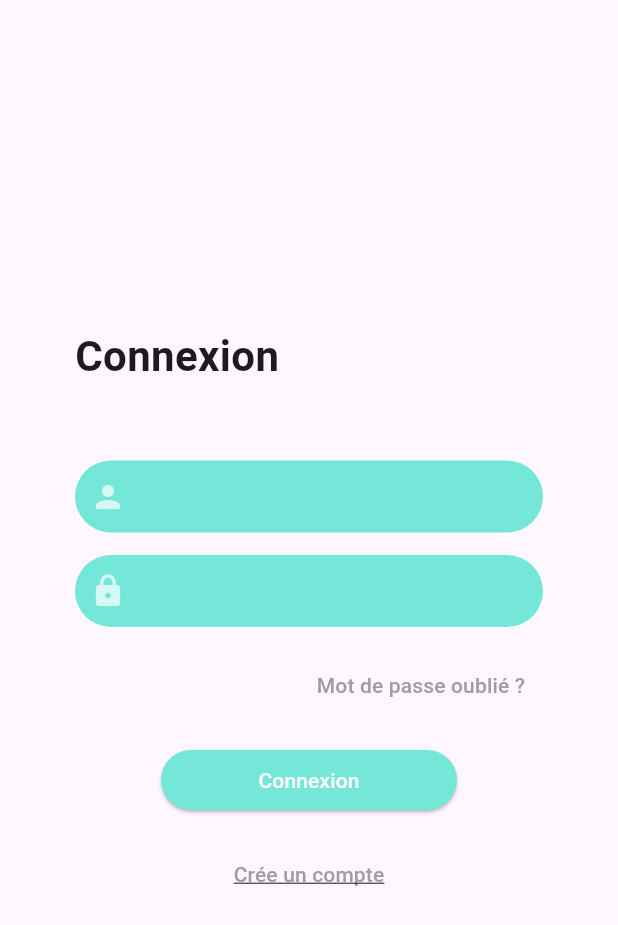
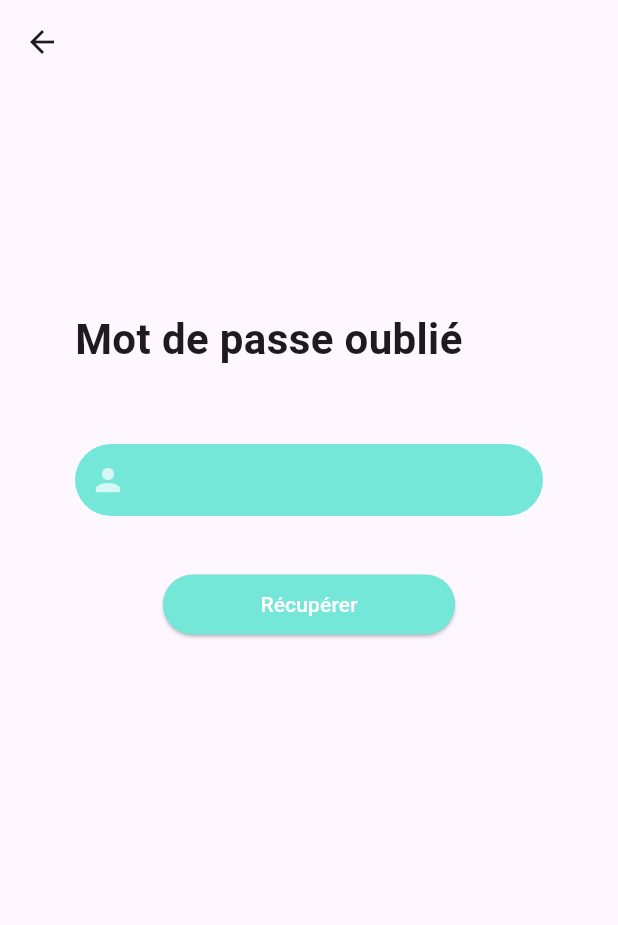
Before and after one commit to Dlmsoso/DoctoCare, a Flutter app: the screen it shows after launch, after a tap on "Mot de passe oublié ?", on a phone screen of 412 x 824 dp. Shown: the top 925 px of the screen. Run offline on Flutter 3.47's test engine with Material 2 defaults, Android fonts, the phone set to English and light mode, and no system bars; drawn by our look-alikes of flutter_form_builder.

Commit message:
add forgotten password page

```diff
--- a/project/front/lib/main.dart
+++ b/project/front/lib/main.dart
@@ -2,6 +2,7 @@ import 'package:docto/page/accountCreationPage.dart';
 import 'package:docto/page/connectionPage.dart';
 import 'package:docto/page/doctorListPage.dart';
 import 'package:docto/page/editProfilePage.dart';
+import 'package:docto/page/forgottenPasswordPage.dart';
 import 'package:docto/page/mainpage.dart';
 import 'package:docto/page/profilePage.dart';
 import 'package:docto/page/threadPage.dart';
@@ -82,6 +83,12 @@ class MyApp extends StatelessWidget {
             builder: (_) => ConnexionPage(),
           );
         }
+      case ('/recupPassword'):
+        {
+          return MaterialPageRoute(
+            builder: (_) => ForgottenPasswordPage(),
+          );
+        }
       case ('/profilePage'):
         {
           return MaterialPageRoute(
--- a/project/front/lib/page/connectionPage.dart
+++ b/project/front/lib/page/connectionPage.dart
@@ -75,7 +75,10 @@ class _ConnexionPage extends State<ConnexionPage> {
   Widget forgotPasswordWidget() => Align(
         alignment: Alignment.centerRight,
         child: TextButton(
-          onPressed: () => print('arg'),
+          onPressed: () => Navigator.pushNamed(
+            context,
+            "/recupPassword",
+          ),
           child: Text(
             "Mot de passe oublié ?",
             style: TextStyle(color: Colors.grey),
--- /dev/null
+++ b/project/front/lib/page/forgottenPasswordPage.dart
@@ -0,0 +1,95 @@
+import 'package:flutter/material.dart';
+import 'package:flutter_form_builder/flutter_form_builder.dart';
+
+class ForgottenPasswordPage extends StatefulWidget {
+  const ForgottenPasswordPage({super.key});
+
+  @override
+  State<ForgottenPasswordPage> createState() => _ForgottenPasswordPage();
+}
+
+class _ForgottenPasswordPage extends State<ForgottenPasswordPage> {
+  final _formKey = GlobalKey<FormBuilderState>();
+
+  @override
+  Widget build(BuildContext context) {
+    return Scaffold(
+      appBar: AppBar(),
+      body: Center(
+        child: FormBuilder(
+          key: _formKey,
+          child: Container(
+            margin: EdgeInsets.only(left: 50, right: 50, top: 150),
+            child: Column(
+              //mainAxisAlignment: MainAxisAlignment.center,
+              children: [
+                ForgottenPasswordTitleWidget(),
+                SizedBox(height: 50),
+                loginWidget(),
+                SizedBox(height: 35),
+                recupButton(),
+              ],
+            ),
+          ),
+        ),
+      ),
+    );
+  }
+
+  Widget recupButton() => Container(
+        child: ElevatedButton(
+          onPressed: () => Navigator.pushNamedAndRemoveUntil(
+            context,
+            "/logout",
+            (_) => false,
+          ),
+          style: ElevatedButton.styleFrom(
+            padding: EdgeInsets.symmetric(horizontal: 65),
+            backgroundColor: Color.fromRGBO(116, 231, 217, 1),
+          ),
+          child: Text(
+            "Récupérer",
+            style: TextStyle(
+              color: Colors.white,
+            ),
+          ),
+        ),
+      );
+
+  Widget ForgottenPasswordTitleWidget() => Align(
+        alignment: Alignment.topLeft,
+        child: Text(
+          "Mot de passe oublié",
+          style: TextStyle(
+            fontWeight: FontWeight.bold,
+            fontSize: 28,
+          ),
+        ),
+      );
+
+  Widget loginWidget() => Container(
+        decoration: BoxDecoration(
+          borderRadius: BorderRadius.circular(35),
+          color: Color.fromRGBO(116, 231, 217, 1),
+        ),
+        child: Row(
+          children: [
+            SizedBox(width: 10),
+            Icon(
+              Icons.person,
+              color: Colors.white70,
+            ),
+            SizedBox(width: 3),
+            Expanded(
+              child: FormBuilderTextField(
+                name: "login",
+                cursorColor: Colors.black38,
+                decoration: InputDecoration(
+                  border: InputBorder.none,
+                ),
+              ),
+            ),
+          ],
+        ),
+      );
+}
--- a/project/front/pubspec.yaml
+++ b/project/front/pubspec.yaml
@@ -37,6 +37,7 @@ dependencies:
   # The following adds the Cupertino Icons font to your application.
   # Use with the CupertinoIcons class for iOS style icons.
   cupertino_icons: ^1.0.2
+  http: ^1.1.0
 
 dev_dependencies:
   flutter_test:
```
Also changed, not shown: project/front/pubspec.lock.
